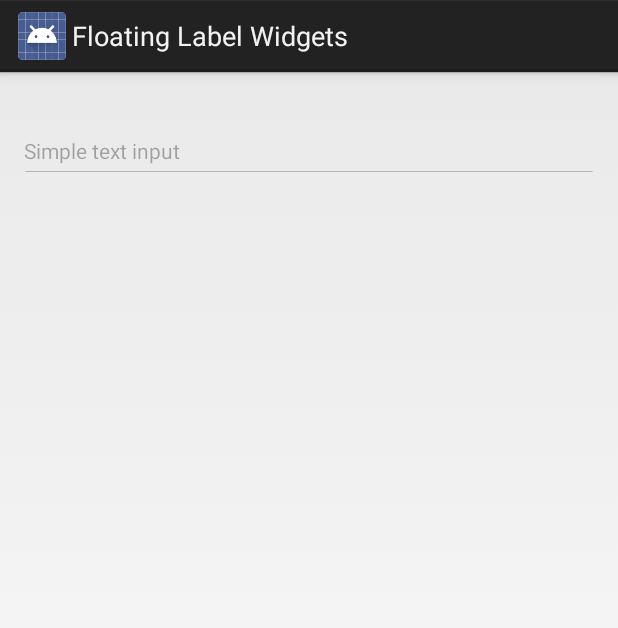
After one commit to marvinlabs/android-floatinglabel-widgets, an Android app: the fragment AutoCompleteWidgetsFragment placed in its activity, on a phone screen of 412 x 824 dp. The commit adds this screen. Shown: the top 628 px of the screen. Run offline under Robolectric (Android 15) with nearby library versions, the phone set to English and light mode, and no system bars.

Commit message:
Added a widget based on the AutoCompleteTextView

```diff
--- /dev/null
+++ b/demo/src/main/java/com/marvinlabs/widget/floatinglabel/demo/AutoCompleteWidgetsFragment.java
@@ -0,0 +1,41 @@
+package com.marvinlabs.widget.floatinglabel.demo;
+
+import android.os.Bundle;
+import android.support.annotation.Nullable;
+import android.support.v4.app.Fragment;
+import android.view.LayoutInflater;
+import android.view.View;
+import android.view.ViewGroup;
+import android.widget.ArrayAdapter;
+import android.widget.Toast;
+
+import com.marvinlabs.widget.floatinglabel.autocomplete.FloatingLabelAutoCompleteTextView;
+import com.marvinlabs.widget.slideshow.demo.R;
+
+
+public class AutoCompleteWidgetsFragment extends Fragment implements FloatingLabelAutoCompleteTextView.EditTextListener {
+
+    FloatingLabelAutoCompleteTextView textView1;
+
+    public static AutoCompleteWidgetsFragment newInstance() {
+        return new AutoCompleteWidgetsFragment();
+    }
+
+    @Override
+    @SuppressWarnings("unchecked")
+    public View onCreateView(LayoutInflater inflater, @Nullable ViewGroup container, @Nullable Bundle savedInstanceState) {
+        View root = inflater.inflate(R.layout.fragment_autocomplete_widgets, null, false);
+
+        textView1 = (FloatingLabelAutoCompleteTextView) root.findViewById(R.id.edit_text1);
+        textView1.setInputWidgetAdapter(new ArrayAdapter<String>(getActivity(), R.layout.flw_widget_dropdown_item, new String[]{"one", "two", "three"}));
+        textView1.setInputWidgetThreshold(1);
+        textView1.setEditTextListener(this);
+
+        return root;
+    }
+
+    @Override
+    public void onTextChanged(FloatingLabelAutoCompleteTextView source, String text) {
+        Toast.makeText(getActivity(), text, Toast.LENGTH_SHORT).show();
+    }
+}
--- a/demo/src/main/java/com/marvinlabs/widget/floatinglabel/demo/DemoListFragment.java
+++ b/demo/src/main/java/com/marvinlabs/widget/floatinglabel/demo/DemoListFragment.java
@@ -20,6 +20,7 @@ public class DemoListFragment extends android.support.v4.app.ListFragment {
 
     public static final Demo[] DEMOS = new Demo[]{
             new Demo("EditText widgets", TextWidgetsFragment.class),
+            new Demo("AutoComplete widgets", AutoCompleteWidgetsFragment.class),
             new Demo("Item picker widgets", ItemWidgetsFragment.class),
             new Demo("Instant picker widgets", InstantWidgetsFragment.class),
             new Demo("Chooser widgets", ChooserWidgetsFragment.class)
--- /dev/null
+++ b/demo/src/main/res/layout/fragment_autocomplete_widgets.xml
@@ -0,0 +1,26 @@
+<?xml version="1.0" encoding="utf-8"?>
+<ScrollView xmlns:android="http://schemas.android.com/apk/res/android"
+    xmlns:app="http://schemas.android.com/apk/res-auto"
+    xmlns:tools="http://schemas.android.com/tools"
+    android:layout_width="match_parent"
+    android:layout_height="match_parent"
+    tools:context="com.marvinlabs.widget.floatinglabel.demo.MainActivity">
+
+    <LinearLayout
+        android:layout_width="match_parent"
+        android:layout_height="wrap_content"
+        android:orientation="vertical"
+        android:paddingBottom="@dimen/activity_vertical_margin"
+        android:paddingLeft="@dimen/activity_horizontal_margin"
+        android:paddingRight="@dimen/activity_horizontal_margin"
+        android:paddingTop="@dimen/activity_vertical_margin">
+
+        <com.marvinlabs.widget.floatinglabel.autocomplete.FloatingLabelAutoCompleteTextView
+            android:id="@+id/edit_text1"
+            android:layout_width="match_parent"
+            android:layout_height="wrap_content"
+            android:layout_marginBottom="15dp"
+            app:flw_labelText="Simple text input" />
+
+    </LinearLayout>
+</ScrollView>
--- /dev/null
+++ b/library/src/main/java/com/marvinlabs/widget/floatinglabel/autocomplete/FloatingLabelAutoCompleteTextView.java
@@ -0,0 +1,286 @@
+package com.marvinlabs.widget.floatinglabel.autocomplete;
+
+import android.content.Context;
+import android.content.res.ColorStateList;
+import android.content.res.TypedArray;
+import android.graphics.Typeface;
+import android.os.Parcelable;
+import android.text.Editable;
+import android.text.TextWatcher;
+import android.text.method.KeyListener;
+import android.util.AttributeSet;
+import android.view.ViewGroup;
+import android.widget.AutoCompleteTextView;
+import android.widget.Filterable;
+import android.widget.ListAdapter;
+import android.widget.TextView;
+
+import com.marvinlabs.widget.floatinglabel.FloatingLabelTextViewBase;
+import com.marvinlabs.widget.floatinglabel.LabelAnimator;
+import com.marvinlabs.widget.floatinglabel.R;
+import com.marvinlabs.widget.floatinglabel.anim.TextViewLabelAnimator;
+
+/**
+ * An implementation of the floating label input widget for Android's EditText
+ * <p/>
+ * Created by Vincent Mimoun-Prat @ MarvinLabs, 28/08/2014.
+ */
+public class FloatingLabelAutoCompleteTextView extends FloatingLabelTextViewBase<AutoCompleteTextView> {
+
+    public interface EditTextListener {
+        public void onTextChanged(FloatingLabelAutoCompleteTextView source, String text);
+    }
+
+    /**
+     * The listener to notify when the selection changes
+     */
+    protected EditTextListener editTextListener;
+
+    // =============================================================================================
+    // Lifecycle
+    // ==
+
+    public FloatingLabelAutoCompleteTextView(Context context) {
+        super(context);
+    }
+
+    public FloatingLabelAutoCompleteTextView(Context context, AttributeSet attrs) {
+        super(context, attrs);
+    }
+
+    public FloatingLabelAutoCompleteTextView(Context context, AttributeSet attrs, int defStyle) {
+        super(context, attrs, defStyle);
+    }
+
+    // =============================================================================================
+    // Overridden methods
+    // ==
+
+    @Override
+    protected void afterLayoutInflated(Context context, AttributeSet attrs, int defStyle) {
+        super.afterLayoutInflated(context, attrs, defStyle);
+
+        final CharSequence completionHint;
+        final int completionThreshold;
+        final int popupBackground;
+        final int dropDownWidth;
+        final int dropDownHeight;
+
+        if (attrs == null) {
+            completionHint = "";
+            completionThreshold = 1;
+            dropDownHeight = ViewGroup.LayoutParams.WRAP_CONTENT;
+            dropDownWidth = ViewGroup.LayoutParams.WRAP_CONTENT;
+            popupBackground = getDefaultPopupBackgroundResId();
+        } else {
+            TypedArray a = context.obtainStyledAttributes(attrs, R.styleable.FloatingLabelAutoCompleteTextView, defStyle, 0);
+            completionHint = a.getText(R.styleable.FloatingLabelAutoCompleteTextView_android_completionHint);
+            completionThreshold = a.getInt(R.styleable.FloatingLabelAutoCompleteTextView_android_completionThreshold, 1);
+            dropDownHeight = a.getDimensionPixelSize(R.styleable.FloatingLabelAutoCompleteTextView_android_dropDownHeight, ViewGroup.LayoutParams.WRAP_CONTENT);
+            dropDownWidth = a.getDimensionPixelSize(R.styleable.FloatingLabelAutoCompleteTextView_android_dropDownWidth, ViewGroup.LayoutParams.WRAP_CONTENT);
+            popupBackground = a.getResourceId(R.styleable.FloatingLabelAutoCompleteTextView_android_popupBackground, getDefaultPopupBackgroundResId());
+            a.recycle();
+        }
+
+        final AutoCompleteTextView inputWidget = getInputWidget();
+        inputWidget.setCompletionHint(completionHint);
+        inputWidget.setThreshold(completionThreshold);
+        inputWidget.setDropDownWidth(dropDownWidth);
+        inputWidget.setDropDownHeight(dropDownHeight);
+        inputWidget.setDropDownBackgroundResource(popupBackground);
+        inputWidget.addTextChangedListener(new EditTextWatcher());
+    }
+
+    protected int getDefaultPopupBackgroundResId() {
+        return R.drawable.bg_dropdown_panel;
+    }
+
+    @Override
+    protected int getDefaultLayoutId() {
+        return R.layout.flw_widget_floating_label_autocomplete_textview;
+    }
+
+    @Override
+    protected void restoreInputWidgetState(Parcelable inputWidgetState) {
+        getInputWidget().onRestoreInstanceState(inputWidgetState);
+        // setLabelAnchored(isEditTextEmpty());
+    }
+
+    @Override
+    protected Parcelable saveInputWidgetInstanceState() {
+        return getInputWidget().onSaveInstanceState();
+    }
+
+    @Override
+    protected void setInitialWidgetState() {
+        setLabelAnchored(isEditTextEmpty());
+    }
+
+    @Override
+    protected LabelAnimator<AutoCompleteTextView> getDefaultLabelAnimator() {
+        return new TextViewLabelAnimator<AutoCompleteTextView>();
+    }
+
+    // =============================================================================================
+    // Delegate methods for the input widget
+    // ==
+
+    /**
+     * Delegate method for the input widget
+     */
+    public void setInputWidgetThreshold(int threshold) {
+        getInputWidget().setThreshold(threshold);
+    }
+
+    /**
+     * Delegate method for the input widget
+     */
+    public <T extends ListAdapter & Filterable> void setInputWidgetAdapter(T adapter) {
+        getInputWidget().setAdapter(adapter);
+    }
+
+    /**
+     * Delegate method for the input widget
+     */
+    public Editable getInputWidgetText() {
+        return getInputWidget().getText();
+    }
+
+    /**
+     * Delegate method for the input widget
+     */
+    public void setInputWidgetText(CharSequence text, TextView.BufferType type) {
+        getInputWidget().setText(text, type);
+    }
+
+    /**
+     * Delegate method for the input widget
+     */
+    public void setInputWidgetTextSize(float size) {
+        getInputWidget().setTextSize(size);
+    }
+
+    /**
+     * Delegate method for the input widget
+     */
+    public void setInputWidgetTextSize(int unit, float size) {
+        getInputWidget().setTextSize(unit, size);
+    }
+
+    /**
+     * Delegate method for the input widget
+     */
+    public void setInputWidgetKeyListener(KeyListener input) {
+        getInputWidget().setKeyListener(input);
+    }
+
+    /**
+     * Delegate method for the input widget
+     */
+    public void setInputWidgetTypeface(Typeface tf, int style) {
+        getInputWidget().setTypeface(tf, style);
+    }
+
+    /**
+     * Delegate method for the input widget
+     */
+    public void setInputWidgetTextColor(int color) {
+        getInputWidget().setTextColor(color);
+    }
+
+    /**
+     * Delegate method for the input widget
+     */
+    public void setInputWidgetTextColor(ColorStateList colors) {
+        getInputWidget().setTextColor(colors);
+    }
+
+    /**
+     * Delegate method for the input widget
+     */
+    public void setInputWidgetText(CharSequence text) {
+        getInputWidget().setText(text);
+    }
+
+    /**
+     * Delegate method for the input widget
+     */
+    public void setInputWidgetText(int resid) {
+        getInputWidget().setText(resid);
+    }
+
+    /**
+     * Delegate method for the input widget
+     */
+    public void setInputWidgetInputType(int type) {
+        getInputWidget().setInputType(type);
+    }
+
+    /**
+     * Delegate method for the input widget
+     */
+    public void addInputWidgetTextChangedListener(TextWatcher watcher) {
+        getInputWidget().addTextChangedListener(watcher);
+    }
+
+    /**
+     * Delegate method for the input widget
+     */
+    public void removeInputWidgetTextChangedListener(TextWatcher watcher) {
+        getInputWidget().removeTextChangedListener(watcher);
+    }
+
+    // =============================================================================================
+    // Other methods
+    // ==
+
+    public EditTextListener getEditTextListener() {
+        return editTextListener;
+    }
+
+    public void setEditTextListener(EditTextListener editTextListener) {
+        this.editTextListener = editTextListener;
+    }
+
+    /**
+     * Called when the text within the input widget is updated
+     *
+     * @param s The new text
+     */
+    protected void onTextChanged(String s) {
+        if (s.length() == 0) {
+            anchorLabel();
+        } else {
+            floatLabel();
+        }
+
+        if (editTextListener != null) editTextListener.onTextChanged(this, s);
+    }
+
+    /**
+     * @return true if the input widget is empty
+     */
+    private boolean isEditTextEmpty() {
+        return getInputWidget().getText().toString().isEmpty();
+    }
+
+    /**
+     * TextWatcher that changes the floating label state when the EditText content changes between
+     * empty and not empty.
+     */
+    private class EditTextWatcher implements TextWatcher {
+        @Override
+        public void afterTextChanged(Editable s) {
+            FloatingLabelAutoCompleteTextView.this.onTextChanged(s.toString());
+        }
+
+        @Override
+        public void beforeTextChanged(CharSequence s, int start, int count, int after) {
+            // Ignored
+        }
+
+        @Override
+        public void onTextChanged(CharSequence s, int start, int before, int count) {
+        }
+    }
+}
--- /dev/null
+++ b/library/src/main/res/layout/flw_widget_dropdown_item.xml
@@ -0,0 +1,6 @@
+<?xml version="1.0" encoding="utf-8"?>
+<TextView xmlns:android="http://schemas.android.com/apk/res/android"
+    android:id="@+id/text"
+    style="@style/FloatingLabelWidget.DropDownItem"
+    android:layout_width="match_parent"
+    android:layout_height="wrap_content" />
--- /dev/null
+++ b/library/src/main/res/layout/flw_widget_floating_label_autocomplete_textview.xml
@@ -0,0 +1,18 @@
+<?xml version="1.0" encoding="utf-8"?>
+<merge xmlns:android="http://schemas.android.com/apk/res/android"
+    xmlns:tools="http://schemas.android.com/tools">
+
+    <TextView
+        android:id="@id/flw_floating_label"
+        style="@style/FloatingLabelWidget.Label.AutoCompleteTextView"
+        android:layout_width="match_parent"
+        android:layout_height="wrap_content"
+        tools:text="This is the label"/>
+
+    <AutoCompleteTextView
+        android:id="@id/flw_input_widget"
+        style="@style/FloatingLabelWidget.InputWidget.AutoCompleteTextView"
+        android:layout_width="match_parent"
+        android:layout_height="wrap_content"
+        tools:text="Your input value here"/>
+</merge>
--- a/library/src/main/res/values/flw_dimens.xml
+++ b/library/src/main/res/values/flw_dimens.xml
@@ -2,7 +2,10 @@
 <resources>
 
     <!-- Same as the default input widget text size -->
-    <dimen name="flw_defaultLabelTextSize">12sp</dimen>
-    <dimen name="flw_defaultInputWidgetTextSize">12sp</dimen>
+    <dimen name="flw_defaultLabelTextSize">14sp</dimen>
+    <dimen name="flw_defaultInputWidgetTextSize">14sp</dimen>
+
+    <dimen name="flw_defaultDropDownItemTextSize">14sp</dimen>
+    <dimen name="flw_defaultDropDownItemPadding">16dp</dimen>
 
 </resources>
--- a/library/src/main/res/values/flw_styles.xml
+++ b/library/src/main/res/values/flw_styles.xml
@@ -2,6 +2,13 @@
 <resources>
 
     <style name="FloatingLabelWidget" parent="@android:style/Widget.Holo">
+    </style>
+
+    <style name="FloatingLabelWidget.DropDownItem" parent="@android:style/Widget.Holo.TextView">
+        <item name="android:textSize">@dimen/flw_defaultDropDownItemTextSize</item>
+        <item name="android:padding">@dimen/flw_defaultDropDownItemPadding</item>
+        <item name="android:lines">1</item>
+        <item name="android:maxLines">1</item>
     </style>
 
     <style name="FloatingLabelWidget.ItemPicker">
@@ -24,6 +31,13 @@
         <item name="android:background">@drawable/bg_edittext</item>
     </style>
 
+    <style name="FloatingLabelWidget.Label.AutoCompleteTextView">
+    </style>
+
+    <style name="FloatingLabelWidget.InputWidget.AutoCompleteTextView" parent="@android:style/Widget.Holo.AutoCompleteTextView">
+        <item name="android:background">@drawable/bg_edittext</item>
+    </style>
+
     <style name="FloatingLabelWidget.Label.Picker">
     </style>
 
```
Also changed, not shown: library/src/main/res/values/flw_attrs.xml (+8 -0 lines), library/src/main/res/drawable-xxhdpi/bg_dropdown_panel.9.png (added), 4 other files.
